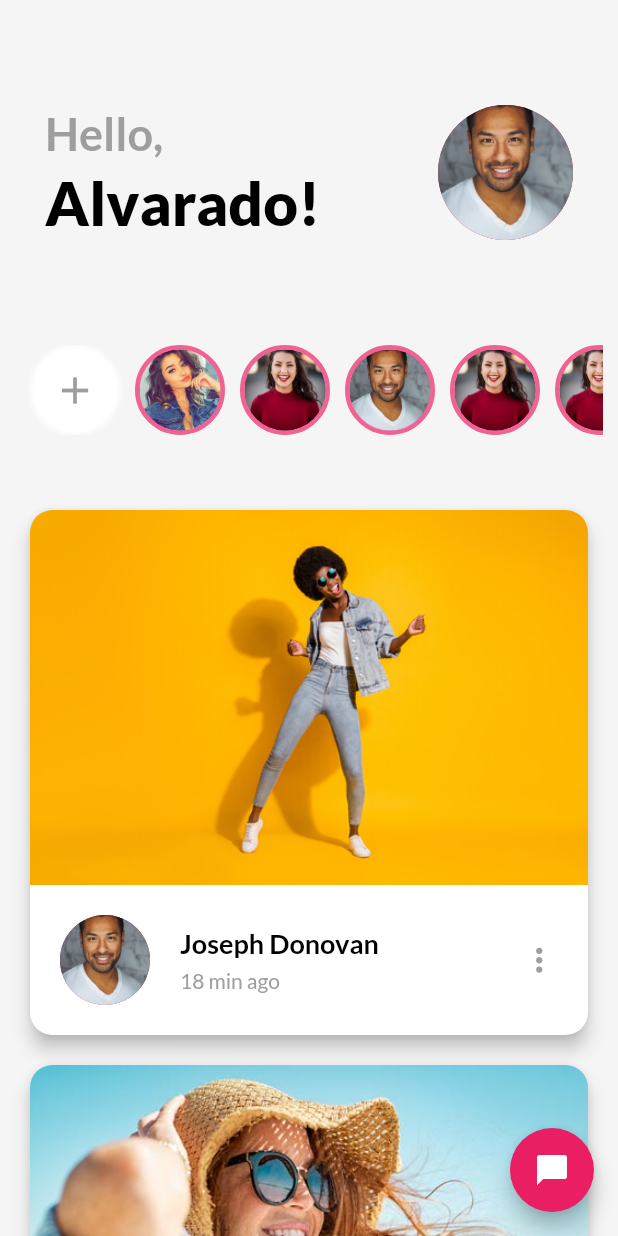
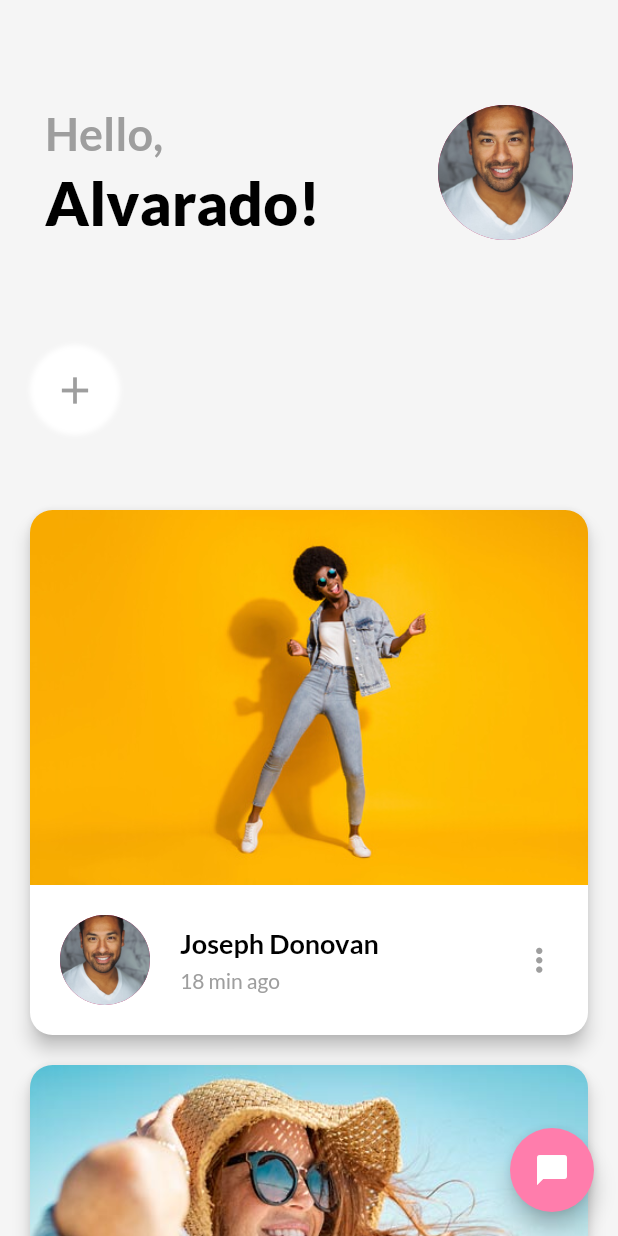
Before and after one commit to bibangjoseph/flutter-social-design, a Flutter app: the screen it shows after launch, on a phone screen of 412 x 824 dp. Run offline on Flutter 3.47's test engine with Material 2 defaults, Android fonts, the phone set to English and light mode, and no system bars; our stand-ins replace google_fonts.

Commit message:
Création d'une classe pour gérer les couleurs

```diff
--- /dev/null
+++ b/lib/config/color.dart
@@ -0,0 +1,7 @@
+// ignore_for_file: prefer_const_constructors
+
+import 'package:flutter/material.dart';
+
+class ColorApp {
+  static Color pink = Color(0xFFFF7DAC);
+}
--- /dev/null
+++ b/lib/model/story.dart
@@ -0,0 +1,6 @@
+class Story {
+  late int id;
+  late String imageStory;
+
+  Story(this.id, this.imageStory);
+}
--- a/lib/views/home.dart
+++ b/lib/views/home.dart
@@ -1,4 +1,5 @@
 import 'package:flutter/material.dart';
+import 'package:socialapp/config/color.dart';
 
 class HomePage extends StatefulWidget {
   const HomePage({Key? key}) : super(key: key);
@@ -71,12 +72,6 @@ class _HomePageState extends State<HomePage> {
                     scrollDirection: Axis.horizontal,
                     children: [
                       addStory(),
-                      buildStory(imageUrl: 'assets/images/user-3.jpg'),
-                      buildStory(imageUrl: 'assets/images/user.jpeg'),
-                      buildStory(imageUrl: 'assets/images/user-2.jpg'),
-                      buildStory(imageUrl: 'assets/images/user.jpeg'),
-                      buildStory(imageUrl: 'assets/images/user.jpeg'),
-                      buildStory(imageUrl: 'assets/images/user.jpeg'),
                     ],
                   ),
                 ),
@@ -115,25 +110,11 @@ class _HomePageState extends State<HomePage> {
             )),
       ),
       floatingActionButton: FloatingActionButton(
+        backgroundColor: ColorApp.pink,
         onPressed: () {
           Navigator.pushNamed(context, '/chat');
         },
         child: const Icon(Icons.chat_bubble),
-      ),
-    );
-  }
-
-  Widget buildStory({imageUrl}) {
-    return Container(
-      margin: const EdgeInsets.only(left: 10),
-      height: 60,
-      width: 60,
-      decoration: BoxDecoration(
-          borderRadius: BorderRadius.circular(50),
-          border: Border.all(width: 3, color: Colors.pink.shade300)),
-      child: CircleAvatar(
-        radius: 20,
-        backgroundImage: AssetImage(imageUrl),
       ),
     );
   }
@@ -148,7 +129,7 @@ class _HomePageState extends State<HomePage> {
           SizedBox(
               width: double.infinity,
               height: 250,
-              child: Image.asset(imageFeed, fit: BoxFit.fill)),
+              child: Image.asset(imageFeed, fit: BoxFit.cover)),
           Container(
             padding: const EdgeInsets.all(20),
             child: Row(
--- a/pubspec.yaml
+++ b/pubspec.yaml
@@ -62,7 +62,6 @@ flutter:
   assets:
     - assets/images/
     - assets/feeds/
-    - assets/story/
 
   # An image asset can refer to one or more resolution-specific "variants", see
   # https://flutter.dev/assets-and-images/#resolution-aware
```
Also changed, not shown: lib/data/storyiesData.dart (added, +11 -0 lines), lib/widget/story.dart (added, +17 -0 lines), assets/images/user-1.jpg (renamed from assets/images/user.jpeg).
